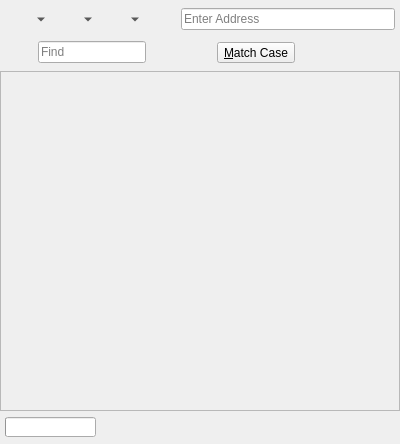
Old version of the form 2.x/UI/dooble_page.ui in the repository textbrowser/dooble.
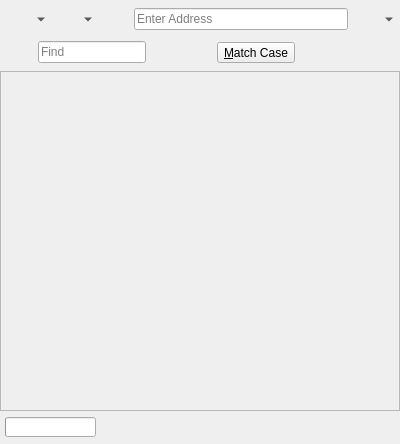
New version of the form. Custom widgets are drawn as their Qt base class.

Commit message: Separate key-event method.

Patch:
```diff
--- a/2.x/UI/dooble_page.ui
+++ b/2.x/UI/dooble_page.ui
@@ -40,28 +40,6 @@
      <property name="rightMargin">
       <number>5</number>
      </property>
-     <item>
-      <widget class="QToolButton" name="menus">
-       <property name="toolTip">
-        <string>Menus</string>
-       </property>
-       <property name="text">
-        <string/>
-       </property>
-       <property name="iconSize">
-        <size>
-         <width>22</width>
-         <height>22</height>
-        </size>
-       </property>
-       <property name="popupMode">
-        <enum>QToolButton::MenuButtonPopup</enum>
-       </property>
-       <property name="autoRaise">
-        <bool>true</bool>
-       </property>
-      </widget>
-     </item>
      <item>
       <widget class="QToolButton" name="backward">
        <property name="toolTip">
@@ -132,6 +110,28 @@
        </property>
       </widget>
      </item>
+     <item>
+      <widget class="QToolButton" name="menus">
+       <property name="toolTip">
+        <string>Menus</string>
+       </property>
+       <property name="text">
+        <string/>
+       </property>
+       <property name="iconSize">
+        <size>
+         <width>22</width>
+         <height>22</height>
+        </size>
+       </property>
+       <property name="popupMode">
+        <enum>QToolButton::MenuButtonPopup</enum>
+       </property>
+       <property name="autoRaise">
+        <bool>true</bool>
+       </property>
+      </widget>
+     </item>
     </layout>
    </item>
    <item>
```
Left out of the diff: 2 changed lines with no effect on the pictures. The commit also changes 2 other files.
